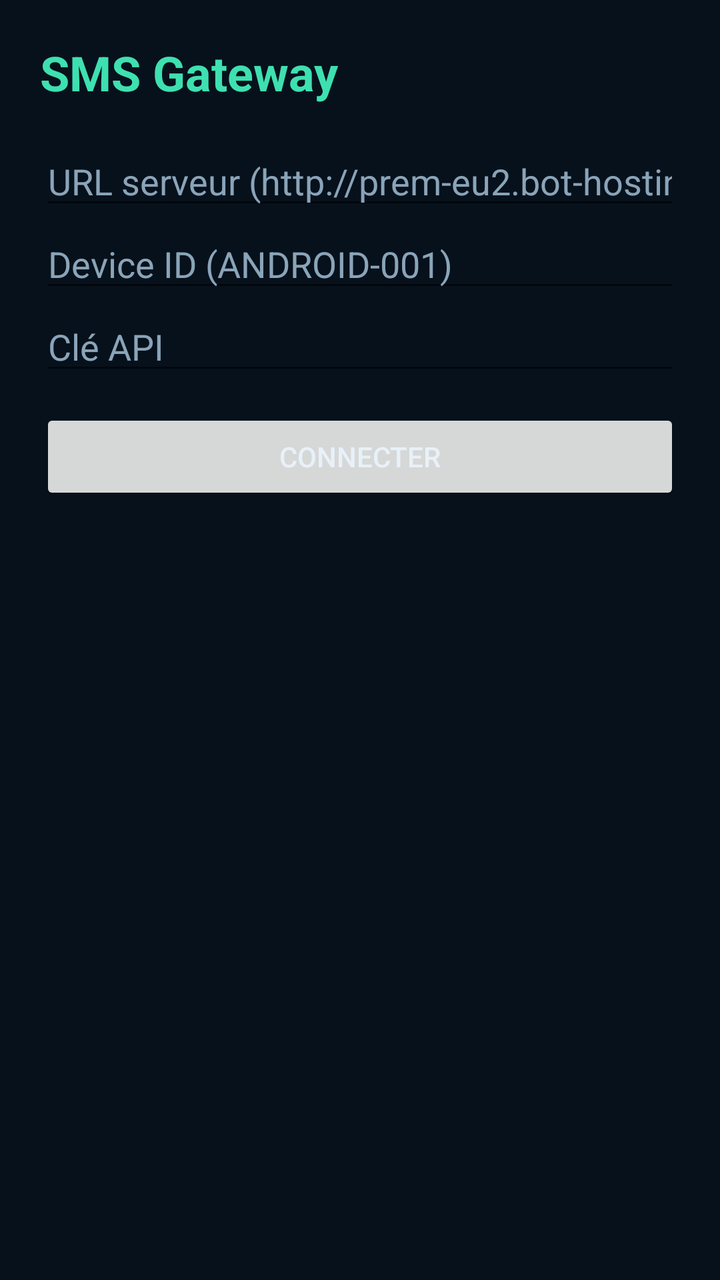
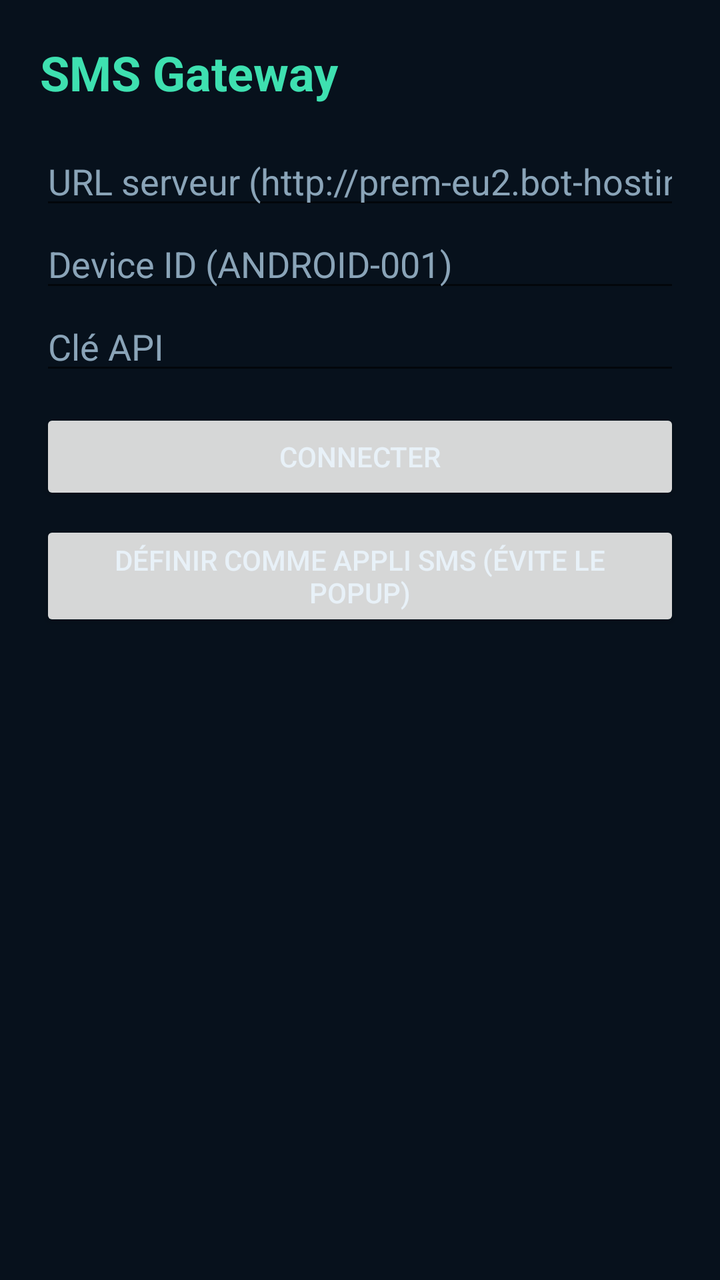

Before-and-after screenshots of an Android layout around one commit, followed by the original layout XML and the change that was made.
<!-- AndroidManifest.xml: application theme Theme.SmsGateway -->
<!-- res/layout/activity_main.xml -->
<?xml version="1.0" encoding="utf-8"?>
<ScrollView xmlns:android="http://schemas.android.com/apk/res/android"
    android:layout_width="match_parent"
    android:layout_height="match_parent"
    android:background="#07111C"
    android:padding="20dp">

    <LinearLayout
        android:layout_width="match_parent"
        android:layout_height="wrap_content"
        android:orientation="vertical">

        <TextView
            android:layout_width="wrap_content"
            android:layout_height="wrap_content"
            android:text="SMS Gateway"
            android:textColor="#3EE0B0"
            android:textSize="24sp"
            android:textStyle="bold" />

        <EditText
            android:id="@+id/serverUrl"
            android:layout_width="match_parent"
            android:layout_height="wrap_content"
            android:layout_marginTop="16dp"
            android:hint="URL serveur (http://prem-eu2.bot-hosting.net:21724)"
            android:inputType="textUri"
            android:textColor="#E8F1F8"
            android:textColorHint="#8AA4B8" />

        <EditText
            android:id="@+id/deviceId"
            android:layout_width="match_parent"
            android:layout_height="wrap_content"
            android:hint="Device ID (ANDROID-001)"
            android:textColor="#E8F1F8"
            android:textColorHint="#8AA4B8" />

        <EditText
            android:id="@+id/apiKey"
            android:layout_width="match_parent"
            android:layout_height="wrap_content"
            android:hint="Clé API"
            android:inputType="textPassword"
            android:textColor="#E8F1F8"
            android:textColorHint="#8AA4B8" />

        <Button
            android:id="@+id/connectButton"
            android:layout_width="match_parent"
            android:layout_height="wrap_content"
            android:layout_marginTop="12dp"
            android:text="Connecter" />

        <TextView
            android:id="@+id/statusText"
            android:layout_width="match_parent"
            android:layout_height="wrap_content"
            android:layout_marginTop="24dp"
            android:lineSpacingExtra="6dp"
            android:textColor="#E8F1F8"
            android:textSize="16sp" />
    </LinearLayout>
</ScrollView>
<!-- resources referenced by this layout -->
<resources>
  <style name="Theme.SmsGateway" parent="Theme.MaterialComponents.DayNight.NoActionBar">
          <item name="colorPrimary">#3EE0B0</item>
          <item name="android:statusBarColor">#07111C</item>
          <item name="android:navigationBarColor">#07111C</item>
          <item name="android:windowBackground">#07111C</item>
          <item name="android:textColor">#E8F1F8</item>
      </style>
</resources>

<!-- the commit's change to res/layout/activity_main.xml (unified diff, before → after) -->
@@ -52,6 +52,13 @@
             android:layout_marginTop="12dp"
             android:text="Connecter" />
 
+        <Button
+            android:id="@+id/defaultSmsButton"
+            android:layout_width="match_parent"
+            android:layout_height="wrap_content"
+            android:layout_marginTop="8dp"
+            android:text="Définir comme appli SMS (évite le popup)" />
+
         <TextView
             android:id="@+id/statusText"
             android:layout_width="match_parent"
